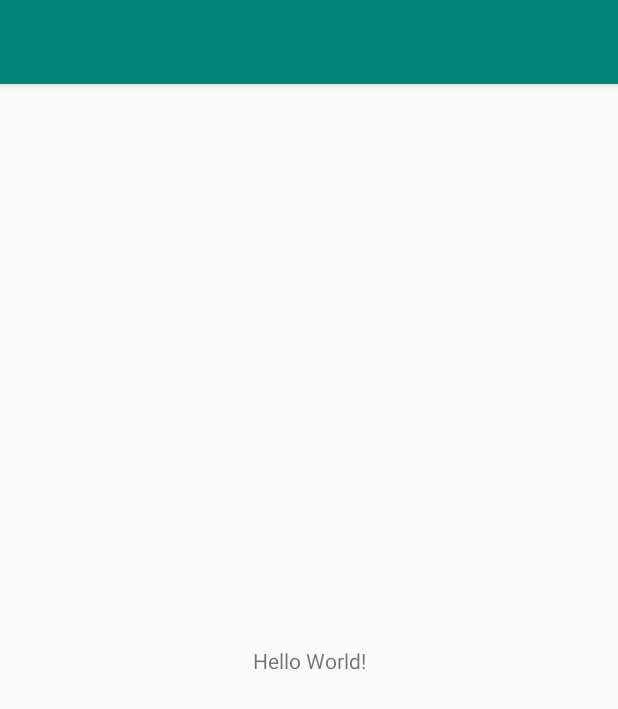
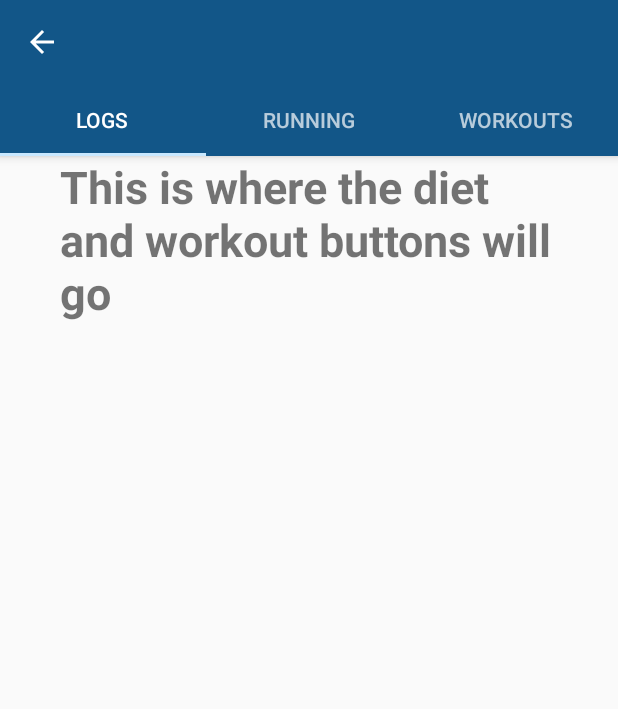
Before and after one commit to jhall234/GymBuddy, an Android app: the screen it shows after launch (MainActivity), on a phone screen of 412 x 824 dp. Shown: the top 709 px of the screen. Run offline under Robolectric (Android 15) with nearby library versions, the phone set to English and light mode, and no system bars.

Commit message:
sliding menu layout works
Created Fragments for each of the 3 tabs. Can slide from one tab to another.

```diff
--- a/app/build.gradle
+++ b/app/build.gradle
@@ -27,6 +27,7 @@ dependencies {
     implementation"org.jetbrains.kotlin:kotlin-stdlib-jdk7:$kotlin_version"
     implementation 'com.android.support:appcompat-v7:28.0.0'
     implementation 'com.android.support.constraint:constraint-layout:1.1.3'
+    implementation 'com.android.support:design:28.0.0'
     testImplementation 'junit:junit:4.12'
     androidTestImplementation 'com.android.support.test:runner:1.0.2'
     androidTestImplementation 'com.android.support.test.espresso:espresso-core:3.0.2'
--- /dev/null
+++ b/app/src/main/java/com/csci448/jhallinan/gymbuddy/LogsFragment.kt
@@ -0,0 +1,20 @@
+package com.csci448.jhallinan.gymbuddy
+
+import android.os.Bundle
+import android.support.v4.app.Fragment
+import android.view.LayoutInflater
+import android.view.View
+import android.view.ViewGroup
+
+class LogsFragment: Fragment() {
+    override fun onCreate(savedInstanceState: Bundle?) {
+        super.onCreate(savedInstanceState)
+    }
+
+    override fun onCreateView(inflater: LayoutInflater, container: ViewGroup?, savedInstanceState: Bundle?): View? {
+        return inflater.inflate(R.layout.logs_fragment, container, false)
+    }
+
+
+
+}
--- a/app/src/main/java/com/csci448/jhallinan/gymbuddy/MainActivity.kt
+++ b/app/src/main/java/com/csci448/jhallinan/gymbuddy/MainActivity.kt
@@ -2,11 +2,33 @@ package com.csci448.jhallinan.gymbuddy
 
 import android.support.v7.app.AppCompatActivity
 import android.os.Bundle
+import android.support.v4.app.Fragment
+import android.support.v4.app.FragmentPagerAdapter
+import android.support.v4.view.ViewPager
+import kotlinx.android.synthetic.main.activity_main.*
 
-class MainActivity : AppCompatActivity() {
+class MainActivity : AppCompatActivity(){
+
+
 
     override fun onCreate(savedInstanceState: Bundle?) {
         super.onCreate(savedInstanceState)
         setContentView(R.layout.activity_main)
+
+        setSupportActionBar(toolbar)
+        supportActionBar?.setDisplayHomeAsUpEnabled(true)
+
+        setUpViewPager(view_pager)
+        tab_layout.setupWithViewPager(view_pager)
     }
+
+    private fun setUpViewPager(viewPager: ViewPager){
+        val adapter = ViewPagerAdapter(supportFragmentManager)
+        adapter.addFragment(LogsFragment(), "Logs")
+        adapter.addFragment(RunningFragment(), "Running")
+        adapter.addFragment(WorkoutsFragment(), "Workouts")
+        viewPager.adapter = adapter
+    }
+
+
 }
--- /dev/null
+++ b/app/src/main/java/com/csci448/jhallinan/gymbuddy/RunningFragment.kt
@@ -0,0 +1,17 @@
+package com.csci448.jhallinan.gymbuddy
+
+import android.os.Bundle
+import android.support.v4.app.Fragment
+import android.view.LayoutInflater
+import android.view.View
+import android.view.ViewGroup
+
+class RunningFragment: Fragment() {
+    override fun onCreate(savedInstanceState: Bundle?) {
+        super.onCreate(savedInstanceState)
+    }
+
+    override fun onCreateView(inflater: LayoutInflater, container: ViewGroup?, savedInstanceState: Bundle?): View? {
+        return inflater.inflate(R.layout.running_fragment, container, false)
+    }
+}
--- /dev/null
+++ b/app/src/main/java/com/csci448/jhallinan/gymbuddy/ViewPagerAdapter.kt
@@ -0,0 +1,33 @@
+package com.csci448.jhallinan.gymbuddy
+
+import android.support.v4.app.Fragment
+import android.support.v4.app.FragmentManager
+import android.support.v4.app.FragmentPagerAdapter
+
+// Using FragmentPagerAdapter (stores in memory) because we only have 3 fragments
+class ViewPagerAdapter(fragmentManager: FragmentManager): FragmentPagerAdapter(fragmentManager) {
+
+    //Storing list of fragment and name of fragment
+    private val menuFragmentList: MutableList<Fragment> = mutableListOf()
+    private val menuNameList: MutableList<String> = mutableListOf()
+
+    // will add a new fragment to our list
+    public fun addFragment(fragment: Fragment, title: String) {
+        menuFragmentList.add(fragment)
+        menuNameList.add(title)
+    }
+
+    override fun getCount(): Int {
+        return menuFragmentList.size
+    }
+
+    override fun getItem(position: Int): Fragment? {
+        return menuFragmentList[position]
+    }
+
+    override fun getPageTitle(position: Int): CharSequence {
+        return menuNameList[position]
+    }
+
+
+}
--- /dev/null
+++ b/app/src/main/java/com/csci448/jhallinan/gymbuddy/WorkoutsFragment.kt
@@ -0,0 +1,17 @@
+package com.csci448.jhallinan.gymbuddy
+
+import android.os.Bundle
+import android.support.v4.app.Fragment
+import android.view.LayoutInflater
+import android.view.View
+import android.view.ViewGroup
+
+class WorkoutsFragment: Fragment() {
+    override fun onCreate(savedInstanceState: Bundle?) {
+        super.onCreate(savedInstanceState)
+    }
+
+    override fun onCreateView(inflater: LayoutInflater, container: ViewGroup?, savedInstanceState: Bundle?): View? {
+        return inflater.inflate(R.layout.workouts_fragment, container, false)
+    }
+}
--- a/app/src/main/res/layout/activity_main.xml
+++ b/app/src/main/res/layout/activity_main.xml
@@ -1,19 +1,39 @@
 <?xml version="1.0" encoding="utf-8"?>
-<android.support.constraint.ConstraintLayout
+<android.support.design.widget.CoordinatorLayout
     xmlns:android="http://schemas.android.com/apk/res/android"
-    xmlns:tools="http://schemas.android.com/tools"
     xmlns:app="http://schemas.android.com/apk/res-auto"
     android:layout_width="match_parent"
+    android:layout_height="match_parent">
+
+    <android.support.design.widget.AppBarLayout
+        android:layout_width="match_parent"
+        android:layout_height="wrap_content"
+        android:theme="@style/ThemeOverlay.AppCompat.Dark.ActionBar">
+
+        <android.support.v7.widget.Toolbar
+            android:id="@+id/toolbar"
+            android:layout_width="match_parent"
+            android:layout_height="?attr/actionBarSize"
+            android:background="?attr/colorPrimary"
+            app:layout_scrollFlags="scroll|enterAlways"
+            app:popupTheme="@style/ThemeOverlay.AppCompat.Light">
+
+        </android.support.v7.widget.Toolbar>
+
+        <android.support.design.widget.TabLayout
+            android:id="@+id/tab_layout"
+            android:layout_width="match_parent"
+            android:layout_height="wrap_content"
+            app:tabMode="fixed"
+            app:tabGravity="fill"/>
+
+    </android.support.design.widget.AppBarLayout>
+
+    <android.support.v4.view.ViewPager
+    android:id="@+id/view_pager"
+    android:layout_width="match_parent"
     android:layout_height="match_parent"
-    tools:context=".MainActivity">
+    app:layout_behavior="@string/appbar_scrolling_view_behavior" />
 
-    <TextView
-        android:layout_width="wrap_content"
-        android:layout_height="wrap_content"
-        android:text="Hello World!"
-        app:layout_constraintBottom_toBottomOf="parent"
-        app:layout_constraintLeft_toLeftOf="parent"
-        app:layout_constraintRight_toRightOf="parent"
-        app:layout_constraintTop_toTopOf="parent" />
 
-</android.support.constraint.ConstraintLayout>
+</android.support.design.widget.CoordinatorLayout>
--- /dev/null
+++ b/app/src/main/res/layout/logs_fragment.xml
@@ -0,0 +1,19 @@
+<?xml version="1.0" encoding="utf-8"?>
+<LinearLayout
+        xmlns:android="http://schemas.android.com/apk/res/android"
+        xmlns:tools="http://schemas.android.com/tools"
+        android:layout_width="match_parent"
+        android:layout_height="match_parent"
+        tools:context="com.csci448.jhallinan.gymbuddy.LogsFragment">
+
+    <TextView
+            android:layout_width="wrap_content"
+            android:layout_height="wrap_content"
+            android:text="This is where the diet and workout buttons will go"
+            android:textSize="30dp"
+            android:textStyle="bold"
+            android:layout_marginLeft="40dp"
+            android:layout_marginRight="40dp"/>
+
+
+</LinearLayout>
--- /dev/null
+++ b/app/src/main/res/values-v21/styles.xml
@@ -0,0 +1,10 @@
+<?xml version="1.0" encoding="utf-8"?>
+<resources>
+    <style name="MyMaterialTheme" parent="MyMaterialTheme.Base">
+        <item name="android:windowContentTransitions">true</item>
+        <item name="android:windowAllowEnterTransitionOverlap">true</item>
+        <item name="android:windowAllowReturnTransitionOverlap">true</item>
+        <item name="android:windowSharedElementEnterTransition">@android:transition/move</item>
+        <item name="android:windowSharedElementExitTransition">@android:transition/move</item>
+    </style>
+</resources>
--- a/app/src/main/res/values/colors.xml
+++ b/app/src/main/res/values/colors.xml
@@ -1,6 +1,9 @@
 <?xml version="1.0" encoding="utf-8"?>
 <resources>
-    <color name="colorPrimary">#008577</color>
-    <color name="colorPrimaryDark">#00574B</color>
-    <color name="colorAccent">#D81B60</color>
+    <color name="colorPrimary">#125688</color>
+    <color name="colorPrimaryDark">#125688</color>
+    <color name="textColorPrimary">#FFFFFF</color>
+    <color name="windowBackground">#FFFFFF</color>
+    <color name="navigationBarColor">#000000</color>
+    <color name="colorAccent">#c8e8ff</color>
 </resources>
--- a/app/src/main/res/values/styles.xml
+++ b/app/src/main/res/values/styles.xml
@@ -1,8 +1,12 @@
 <resources>
 
-    <!-- Base application theme. -->
-    <style name="AppTheme" parent="Theme.AppCompat.Light.DarkActionBar">
-        <!-- Customize your theme here. -->
+    <style name="MyMaterialTheme" parent="MyMaterialTheme.Base">
+
+    </style>
+
+    <style name="MyMaterialTheme.Base" parent="Theme.AppCompat.Light.DarkActionBar">
+        <item name="windowNoTitle">true</item>
+        <item name="windowActionBar">false</item>
         <item name="colorPrimary">@color/colorPrimary</item>
         <item name="colorPrimaryDark">@color/colorPrimaryDark</item>
         <item name="colorAccent">@color/colorAccent</item>
--- a/build.gradle
+++ b/build.gradle
@@ -8,7 +8,7 @@ buildscript {
 
     }
     dependencies {
-        classpath 'com.android.tools.build:gradle:3.3.0'
+        classpath 'com.android.tools.build:gradle:3.3.1'
         classpath "org.jetbrains.kotlin:kotlin-gradle-plugin:$kotlin_version"
         // NOTE: Do not place your application dependencies here; they belong
         // in the individual module build.gradle files
```
Also changed, not shown: app/src/main/AndroidManifest.xml (+9 -8 lines), app/src/main/res/layout/running_fragment.xml (added, +19 -0 lines), app/src/main/res/layout/workouts_fragment.xml (added, +19 -0 lines), app/src/main/res/values/dimens.xml (added, +10 -0 lines).
